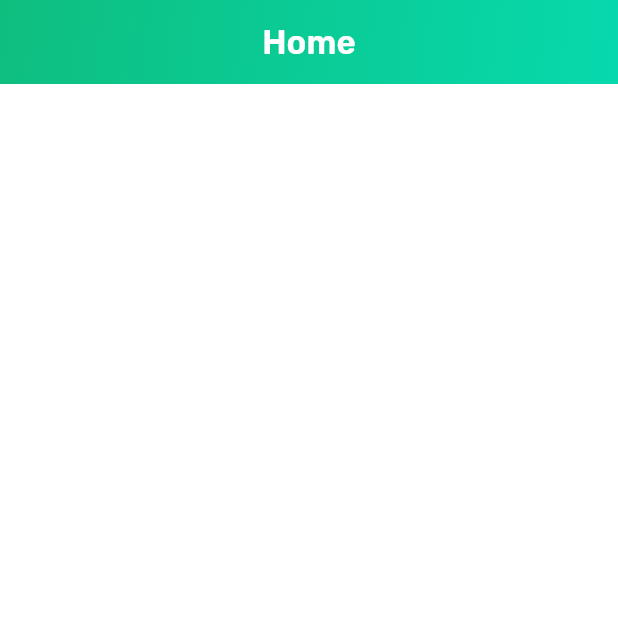
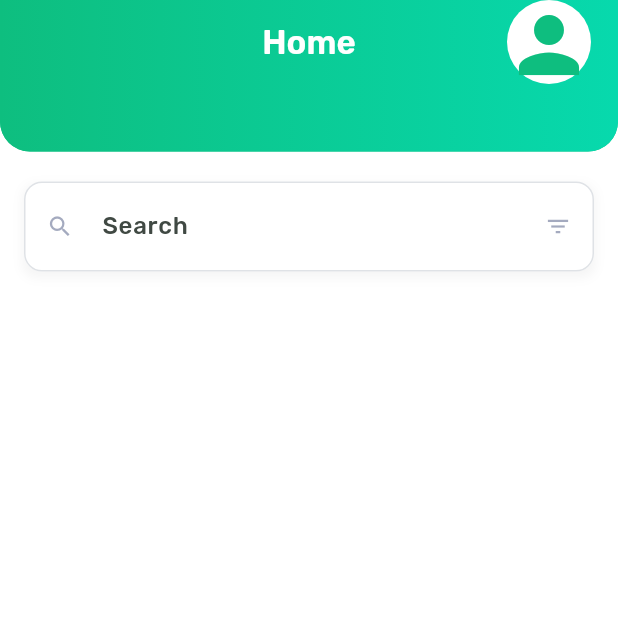
Before and after one commit to MedoAlshafei/doctor_hunt, a Flutter app: the HomeView screen opened directly, on a phone screen of 412 x 824 dp, the top half of it. Run offline on Flutter 3.47's test engine with Material 3 defaults, Android fonts, the phone set to English and light mode, and no system bars; our stand-ins replace google_fonts.

Commit message:
Add: search bar and profile icon

```diff
--- a/lib/features/home/presentation/home_view.dart
+++ b/lib/features/home/presentation/home_view.dart
@@ -1,5 +1,4 @@
-import 'package:doctor_hunt/core/constants/app_colors.dart';
-import 'package:doctor_hunt/core/constants/app_text.dart';
+import 'package:doctor_hunt/features/home/presentation/widgets/home_app_bar_builder.dart';
 import 'package:flutter/material.dart';
 
 class HomeView extends StatefulWidget {
@@ -13,31 +12,6 @@ class HomeView extends StatefulWidget {
 class _HomeViewState extends State<HomeView> {
   @override
   Widget build(BuildContext context) {
-    return Scaffold(
-      appBar: AppBar(
-        elevation: 0,
-        scrolledUnderElevation: 0,
-        flexibleSpace: Container(
-          decoration: BoxDecoration(
-            gradient: LinearGradient(
-              begin: Alignment.topLeft,
-              end: Alignment.bottomRight,
-              colors: [AppColors.primary, AppColors.secondary],
-            ),
-          ),
-        ),
-        shape: const RoundedRectangleBorder(
-          borderRadius: BorderRadius.only(
-            bottomLeft: Radius.circular(20),
-            bottomRight: Radius.circular(20),
-          ),
-        ),
-        title: const Text(AppText.home),
-        centerTitle: true,
-        backgroundColor: AppColors.primary,
-        foregroundColor: Colors.white,
-      ),
-      body: Container(),
-    );
+    return Scaffold(appBar: HomeAppBarBuilder(), body: Container());
   }
 }
--- /dev/null
+++ b/lib/features/home/presentation/widgets/custom_app_bar.dart
@@ -0,0 +1,42 @@
+import 'package:doctor_hunt/core/constants/app_colors.dart';
+import 'package:doctor_hunt/core/constants/app_text.dart';
+import 'package:flutter/material.dart';
+
+class CustomAppBer extends StatelessWidget {
+  const CustomAppBer({super.key});
+
+  @override
+  Widget build(BuildContext context) {
+    return AppBar(
+      elevation: 0,
+      scrolledUnderElevation: 0,
+      backgroundColor: AppColors.primary,
+      foregroundColor: Colors.white,
+      centerTitle: true,
+      flexibleSpace: Container(
+        decoration: BoxDecoration(
+          borderRadius: BorderRadius.vertical(bottom: Radius.circular(20.0)),
+          gradient: LinearGradient(
+            begin: Alignment.centerLeft,
+            end: Alignment.centerRight,
+            colors: [AppColors.primary, AppColors.secondary],
+          ),
+        ),
+      ),
+      shape: const RoundedRectangleBorder(
+        borderRadius: BorderRadius.vertical(bottom: Radius.circular(20.0)),
+      ),
+      title: const Text(AppText.home),
+      actions: [
+        Padding(
+          padding: const EdgeInsets.symmetric(horizontal: 16),
+          child: CircleAvatar(
+            radius: 30,
+            backgroundColor: Colors.white,
+            child: Icon(Icons.person, color: AppColors.primary, size: 60),
+          ),
+        ),
+      ],
+    );
+  }
+}
--- /dev/null
+++ b/lib/features/home/presentation/widgets/home_app_bar_builder.dart
@@ -0,0 +1,32 @@
+import 'package:doctor_hunt/core/constants/app_text.dart';
+import 'package:doctor_hunt/features/home/presentation/widgets/custom_app_bar.dart';
+import 'package:doctor_hunt/features/shared/custom_text_field.dart';
+import 'package:flutter/material.dart';
+
+class HomeAppBarBuilder extends StatelessWidget implements PreferredSizeWidget {
+  const HomeAppBarBuilder({super.key});
+
+  @override
+  Size get preferredSize => const Size.fromHeight(kToolbarHeight + 45);
+
+  @override
+  Widget build(BuildContext context) {
+    return Stack(
+      alignment: Alignment.center,
+      clipBehavior: Clip.none,
+      children: [
+        CustomAppBer(),
+        Positioned(
+          top: kToolbarHeight + 65,
+          left: 16,
+          right: 16,
+          child: CustomTextField(
+            hintText: AppText.search,
+            prefixIcon: Icons.search,
+            suffixIcon: Icons.filter_list,
+          ),
+        ),
+      ],
+    );
+  }
+}
--- /dev/null
+++ b/lib/features/shared/custom_text_field.dart
@@ -0,0 +1,51 @@
+import 'package:doctor_hunt/core/constants/app_colors.dart';
+import 'package:flutter/material.dart';
+
+class CustomTextField extends StatelessWidget {
+  const CustomTextField({
+    super.key,
+    required this.prefixIcon,
+    required this.suffixIcon,
+    required this.hintText,
+  });
+
+  final IconData prefixIcon;
+  final IconData suffixIcon;
+  final String hintText;
+
+  @override
+  Widget build(BuildContext context) {
+    return Container(
+      decoration: BoxDecoration(
+        // color: Colors.white,
+        borderRadius: BorderRadius.circular(10.0),
+        boxShadow: [
+          BoxShadow(
+            color: Colors.black.withAlpha(10),
+            spreadRadius: 1,
+            blurRadius: 5,
+            offset: Offset(0, 3), // changes position of shadow
+          ),
+        ],
+      ),
+      child: TextField(
+        onTapUpOutside: (event) => FocusScope.of(context).unfocus(),
+        decoration: InputDecoration(
+          fillColor: Colors.white,
+          isDense: true,
+          hintText: hintText,
+          prefixIcon: Icon(prefixIcon, color: AppColors.grey),
+          suffixIcon: Icon(suffixIcon, color: AppColors.grey),
+          border: OutlineInputBorder(
+            borderRadius: BorderRadius.circular(10.0),
+            borderSide: BorderSide.none,
+          ),
+          contentPadding: EdgeInsets.symmetric(
+            vertical: 18.0,
+            horizontal: 16.0,
+          ),
+        ),
+      ),
+    );
+  }
+}
--- a/lib/features/shared/custom_theme.dart
+++ b/lib/features/shared/custom_theme.dart
@@ -24,7 +24,16 @@ class CustomTheme {
       labelLarge: TextStyle(fontSize: 14, fontWeight: FontWeight.w600),
     ),
     inputDecorationTheme: InputDecorationTheme(
-      border: OutlineInputBorder(borderRadius: BorderRadius.circular(12)),
+      contentPadding: const EdgeInsets.symmetric(
+        vertical: 18.0,
+        horizontal: 16.0,
+      ),
+      filled: true,
+      fillColor: const Color(0xFFEFF7F4),
+      border: OutlineInputBorder(
+        borderRadius: BorderRadius.circular(10),
+        // borderSide: BorderSide.none,
+      ),
       enabledBorder: OutlineInputBorder(
         borderRadius: BorderRadius.circular(12),
         borderSide: const BorderSide(color: Color(0xFFDFE2E6)),
```
